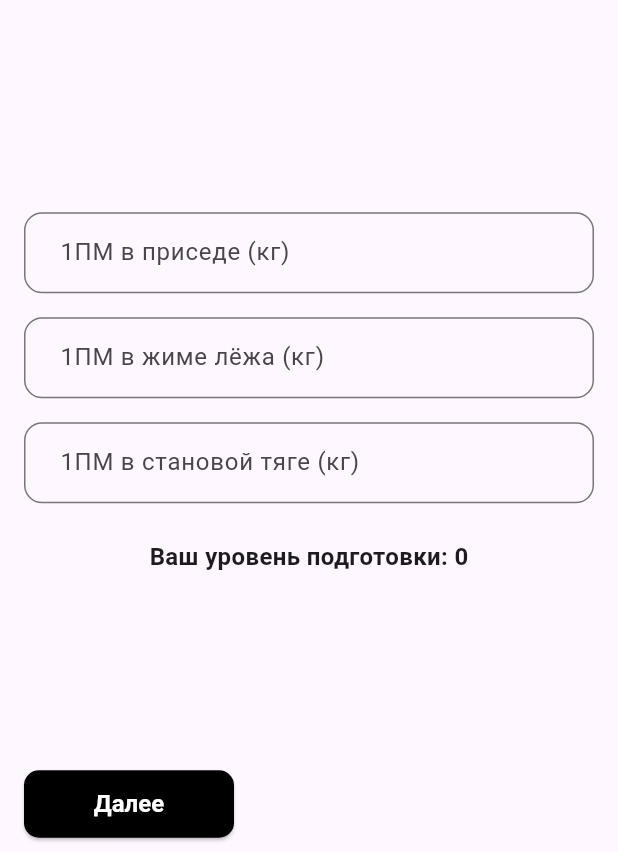
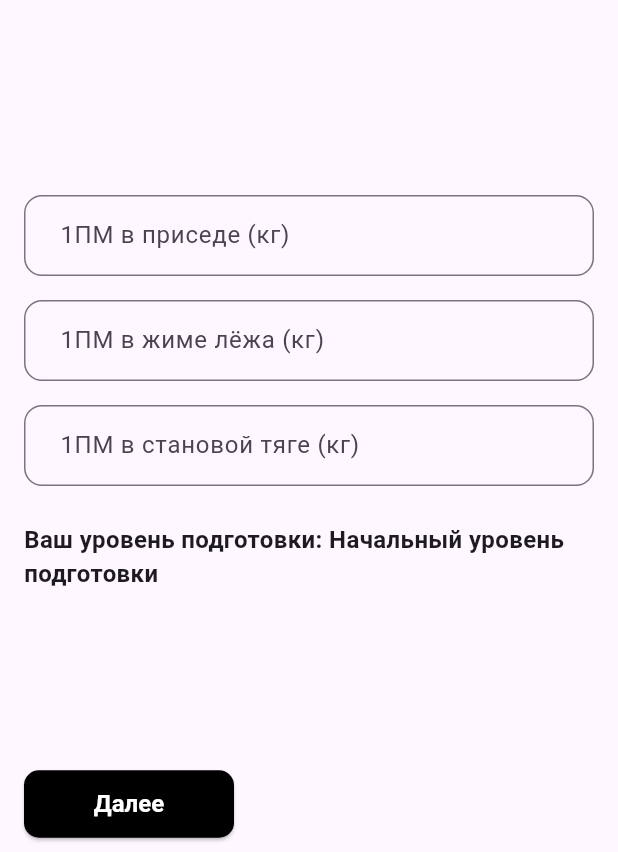
Before and after one commit to lon2graf/OnlyTestosteroneApp, a Flutter app: the RegistrationScreen screen opened by its route, swiped to page 3, on a phone screen of 412 x 824 dp, the part 384-1236 px from its top. Run offline on Flutter 3.47's test engine with Material 3 defaults, Android fonts, the phone set to English and light mode, and no system bars; our stand-ins replace flutter_dotenv, flutter_svg, go_router, supabase_flutter; accounts and stored records are empty.

Commit message:
адекватное человеческое отображение уровня подготовки

```diff
--- a/lib/screens/register_screen.dart
+++ b/lib/screens/register_screen.dart
@@ -171,7 +171,7 @@ class _RegistrationScreenState extends State<RegistrationScreen> {
           const SizedBox(height: 24),
           Text(
             _calculatedLevel != null
-                ? "Ваш уровень подготовки: $_calculatedLevel"
+                ? "Ваш уровень подготовки: ${_getLevelText(_calculatedLevel!)}"
                 : "Введите данные, чтобы определить уровень подготовки",
             style: const TextStyle(fontSize: 16, fontWeight: FontWeight.w600),
           ),
@@ -291,6 +291,18 @@ class _RegistrationScreenState extends State<RegistrationScreen> {
     ).showSnackBar(SnackBar(content: Text(message)));
   }
 
+  String _getLevelText(int level) {
+    switch (level) {
+      case 0:
+        return 'Начальный уровень подготовки';
+      case 1:
+        return 'Средний уровень подготовки';
+      case 2:
+        return 'Продвинутый уровень подготовки';
+      default:
+        return 'Неизвестный уровень';
+    }
+  }
   void _updateTrainingLevel() {
     final weight = double.tryParse(_weightController.text) ?? 0;
     final squatMax = double.tryParse(_squatController.text) ?? 0;
```
